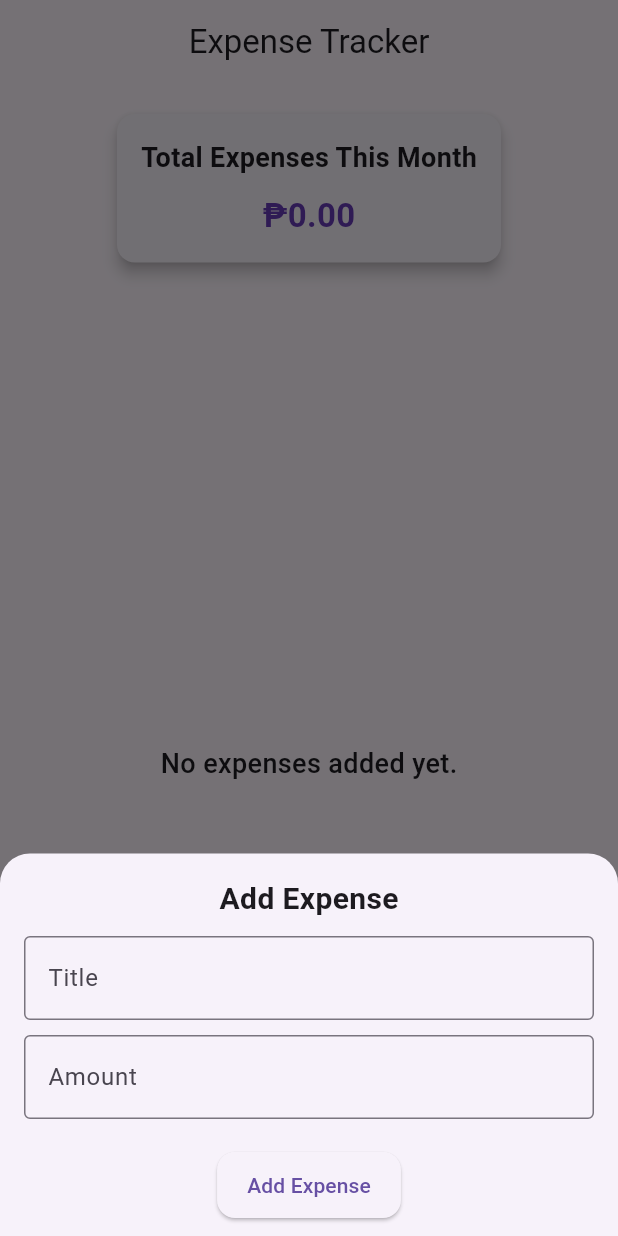
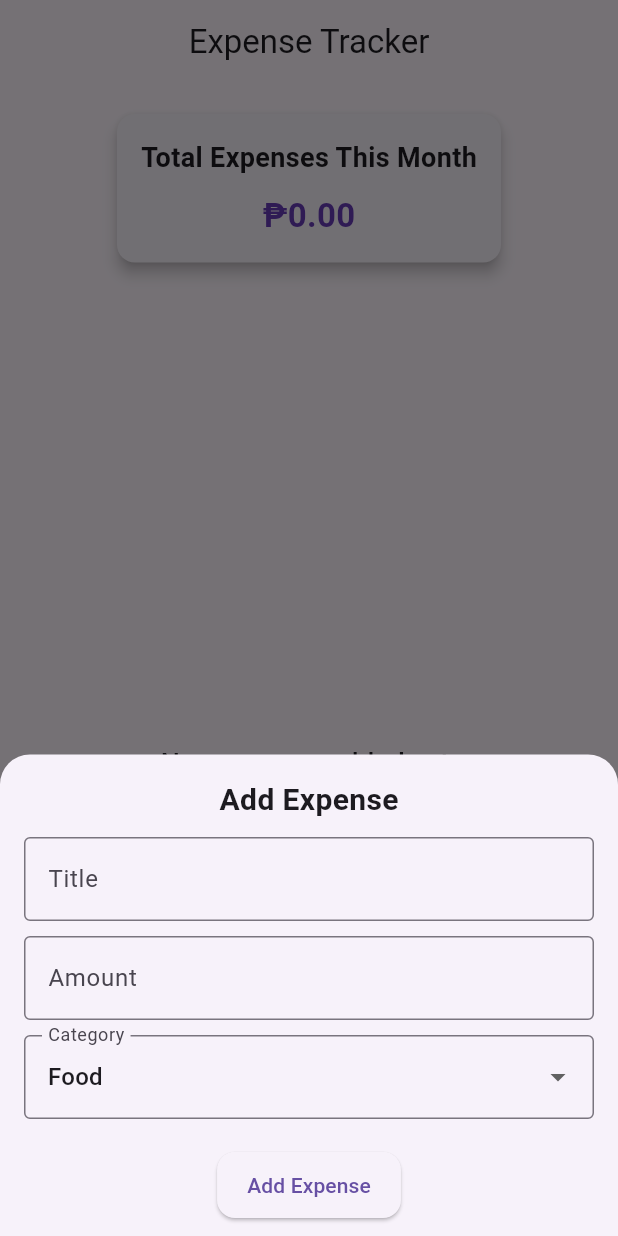
Before and after one commit to BASPimentel/ExpenseTracker_App, a Flutter app: the screen it shows after launch, after a tap on the "add" icon, on a phone screen of 412 x 824 dp. Run offline on Flutter 3.47's test engine with Material 3 defaults, Android fonts, the phone set to English and light mode, and no system bars.

Commit message:
added added a category selection feature

```diff
--- a/lib/main.dart
+++ b/lib/main.dart
@@ -28,6 +28,15 @@ class _ExpenseHomeState extends State<ExpenseHome> {
   final List<Map<String, dynamic>> _expenses = [];
   final TextEditingController _titleController = TextEditingController();
   final TextEditingController _amountController = TextEditingController();
+  String _selectedCategory = 'Food';
+  final List<String> _categories = [
+    'Food',
+    'Transport',
+    'Shopping',
+    'Entertainment',
+    'Bills',
+    'Others'
+  ];
 
   void _addExpense() {
     final String title = _titleController.text;
@@ -37,6 +46,7 @@ class _ExpenseHomeState extends State<ExpenseHome> {
         _expenses.add({
           'title': title,
           'amount': amount,
+          'category': _selectedCategory,
           'date': DateTime.now(),
         });
       });
@@ -93,6 +103,25 @@ class _ExpenseHomeState extends State<ExpenseHome> {
                   border: OutlineInputBorder(),
                 ),
                 keyboardType: TextInputType.number,
+              ),
+              SizedBox(height: 10),
+              DropdownButtonFormField(
+                value: _selectedCategory,
+                items: _categories.map((category) {
+                  return DropdownMenuItem(
+                    value: category,
+                    child: Text(category),
+                  );
+                }).toList(),
+                onChanged: (value) {
+                  setState(() {
+                    _selectedCategory = value.toString();
+                  });
+                },
+                decoration: InputDecoration(
+                  labelText: 'Category',
+                  border: OutlineInputBorder(),
+                ),
               ),
               SizedBox(height: 20),
               ElevatedButton(
@@ -178,7 +207,7 @@ class _ExpenseHomeState extends State<ExpenseHome> {
                                 fontSize: 16, fontWeight: FontWeight.bold),
                           ),
                           subtitle: Text(
-                            DateFormat.yMMMd().format(expense['date']),
+                            '${expense['category']} - ${DateFormat.yMMMd().format(expense['date'])}',
                             style: TextStyle(color: Colors.grey[600]),
                           ),
                           trailing: Text(
```
